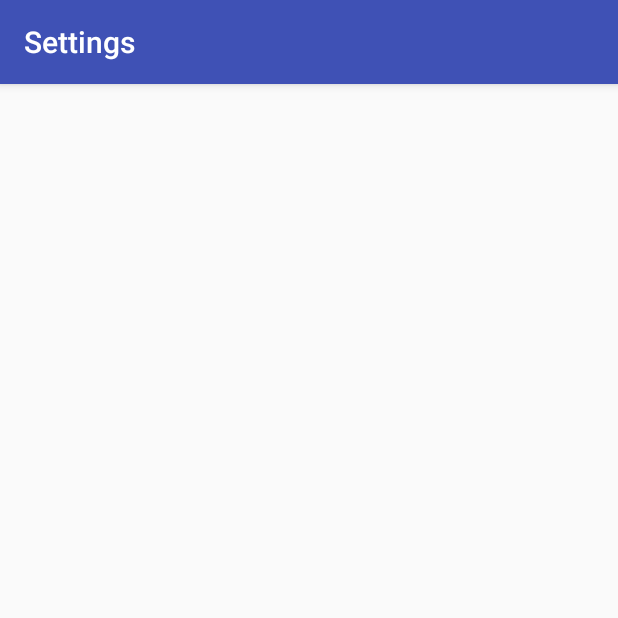
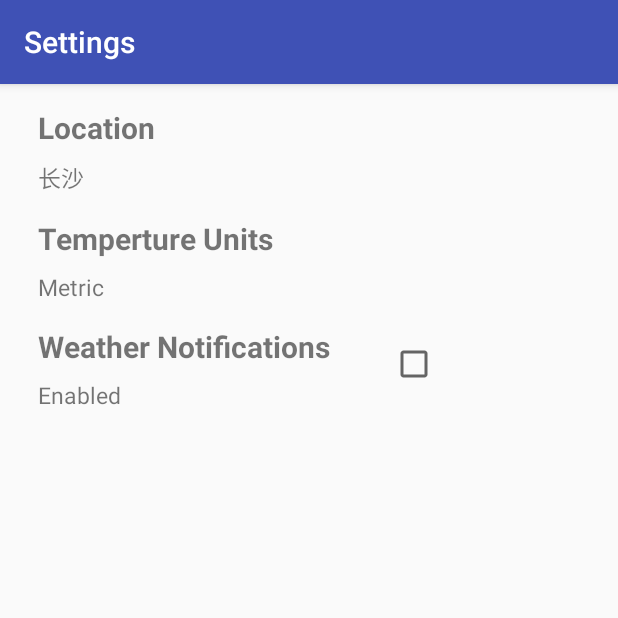
Before and after one commit to HuangDanGeeker/WeatherForecast, an Android app: the SettingsActivity screen opened directly, with no data from a screen before it, on a phone screen of 412 x 824 dp, the top half of it. Run offline under Robolectric (Android 15) with nearby library versions, the phone set to English and light mode, and no system bars.

Commit message:
完成SettingsActivity的界面设计

```diff
--- a/app/src/main/res/layout/activity_settings.xml
+++ b/app/src/main/res/layout/activity_settings.xml
@@ -1,10 +1,74 @@
 <?xml version="1.0" encoding="utf-8"?>
-<android.support.constraint.ConstraintLayout
+<LinearLayout
     xmlns:android="http://schemas.android.com/apk/res/android"
     xmlns:app="http://schemas.android.com/apk/res-auto"
     xmlns:tools="http://schemas.android.com/tools"
     android:layout_width="match_parent"
     android:layout_height="match_parent"
+    android:orientation="vertical"
     tools:context="wang.com.weatherforecast.SettingsActivity">
 
-</android.support.constraint.ConstraintLayout>
+    <LinearLayout
+        android:layout_width="match_parent"
+        android:layout_height="wrap_content"
+        android:orientation="vertical">
+        <TextView
+            style="@style/settings_item_title"
+            android:text="Location"
+            android:layout_width="wrap_content"
+            android:layout_height="wrap_content" />
+        <TextView
+            style="@style/settings_item_attr"
+            android:id="@+id/selectedCity"
+            android:text="长沙"
+            android:layout_width="wrap_content"
+            android:layout_height="wrap_content" />
+    </LinearLayout>
+    <LinearLayout
+        android:layout_width="match_parent"
+        android:layout_height="wrap_content"
+        android:orientation="vertical">
+        <TextView
+            style="@style/settings_item_title"
+            android:text="Temperture Units"
+            android:layout_width="wrap_content"
+            android:layout_height="wrap_content" />
+        <TextView
+            style="@style/settings_item_attr"
+            android:text="Metric"
+            android:id="@+id/selectedCity"
+            android:layout_width="wrap_content"
+            android:layout_height="wrap_content" />
+    </LinearLayout>
+    <GridLayout
+        android:rowCount="2"
+        android:columnCount="2"
+        android:layout_width="wrap_content"
+        android:layout_height="wrap_content">
+        <TextView
+            style="@style/settings_item_title"
+            android:layout_columnSpan="1"
+            android:layout_rowSpan="1"
+            android:layout_gravity="fill"
+            android:text="Weather Notifications"
+            android:layout_width="wrap_content"
+            android:layout_height="wrap_content" />
+        <CheckBox
+            android:id="@+id/enableNotifyRadoBtn"
+            android:layout_rowSpan="2"
+            android:layout_columnSpan="1"
+            android:layout_gravity="fill"
+            android:layout_marginLeft="40dp"
+            android:layout_marginTop="10dp"
+            />
+        <TextView
+            style="@style/settings_item_attr"
+            android:text="Enabled"
+            android:layout_columnSpan="1"
+            android:layout_rowSpan="1"
+            android:layout_gravity="fill"
+            android:id="@+id/isEnableNotify"
+            android:layout_width="wrap_content"
+            android:layout_height="wrap_content" />
+    </GridLayout>
+</LinearLayout>
--- a/app/src/main/res/values/styles.xml
+++ b/app/src/main/res/values/styles.xml
@@ -16,5 +16,15 @@
     <style name="AppTheme.AppBarOverlay" parent="ThemeOverlay.AppCompat.Dark.ActionBar" />
 
     <style name="AppTheme.PopupOverlay" parent="ThemeOverlay.AppCompat.Light" />
-
+    <style name="settings_item_title">
+        <item name="android:textSize">20dp</item>
+        <item name="android:layout_marginLeft">25dp</item>
+        <item name="android:layout_marginTop">15dp</item>
+        <item name="android:textStyle">bold</item>
+    </style>
+    <style name="settings_item_attr">
+        <item name="android:textSize">15dp</item>
+        <item name="android:layout_marginLeft">25dp</item>
+        <item name="android:layout_marginTop">8dp</item>
+    </style>
 </resources>
```
